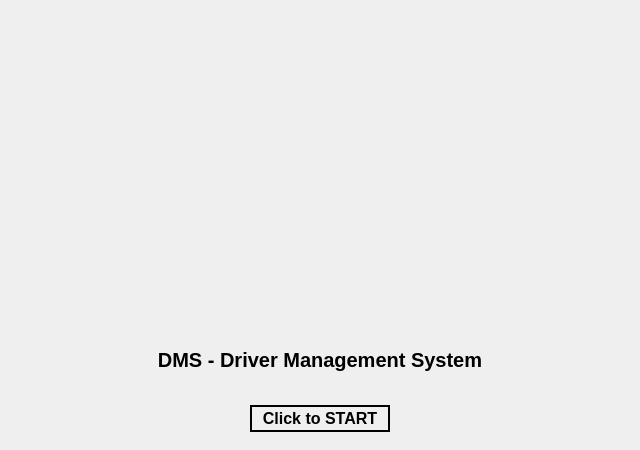
This is ui/startpage.ui in veda-team4/DMS as Qt 5 draws it before an edit. The edited form follows.
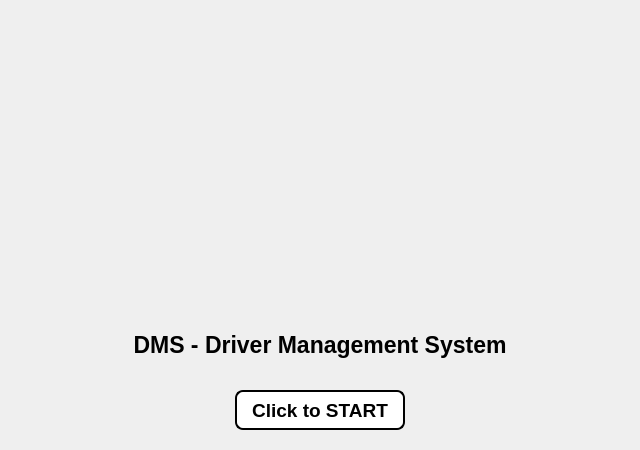
This is the edited form. Icons and pictures are not drawn.

Commit message: ui 디자인 완성

Patch:
```diff
--- a/ui/startpage.ui
+++ b/ui/startpage.ui
@@ -29,7 +29,7 @@
    <property name="geometry">
     <rect>
      <x>145</x>
-     <y>10</y>
+     <y>0</y>
      <width>350</width>
      <height>330</height>
     </rect>
@@ -62,10 +62,10 @@
   <widget class="QLabel" name="label">
    <property name="geometry">
     <rect>
-     <x>120</x>
-     <y>345</y>
-     <width>400</width>
-     <height>30</height>
+     <x>90</x>
+     <y>325</y>
+     <width>460</width>
+     <height>40</height>
     </rect>
    </property>
    <property name="sizePolicy">
@@ -88,7 +88,7 @@
    </property>
    <property name="font">
     <font>
-     <pointsize>15</pointsize>
+     <pointsize>17</pointsize>
      <bold>true</bold>
     </font>
    </property>
@@ -102,10 +102,10 @@
   <widget class="QPushButton" name="nextButton">
    <property name="geometry">
     <rect>
-     <x>250</x>
-     <y>405</y>
-     <width>140</width>
-     <height>27</height>
+     <x>235</x>
+     <y>390</y>
+     <width>170</width>
+     <height>40</height>
     </rect>
    </property>
    <property name="sizePolicy">
@@ -128,7 +128,7 @@
    </property>
    <property name="font">
     <font>
-     <pointsize>12</pointsize>
+     <pointsize>14</pointsize>
      <bold>true</bold>
     </font>
    </property>
@@ -136,7 +136,20 @@
     <enum>Qt::LeftToRight</enum>
    </property>
    <property name="styleSheet">
-    <string notr="true">border: 2px solid black</string>
+    <string notr="true">QPushButton {
+    border: 2px solid black;
+    border-radius: 8px;
+    background-color: white;
+    outline: none;
+}
+
+QPushButton:focus {
+    outline: none;
+}
+
+QPushButton:pressed {
+    background-color: #e0e0e0;
+}</string>
    </property>
    <property name="text">
     <string>Click to START</string>
```
The commit also changes 6 other files.
